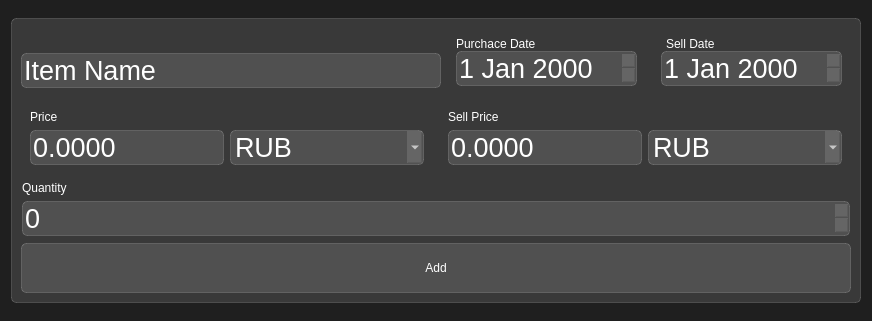
Above: ui/base/ui_dialog.ui from A-Lazar-A/LazarusApp before the change. Below: the same form after it.
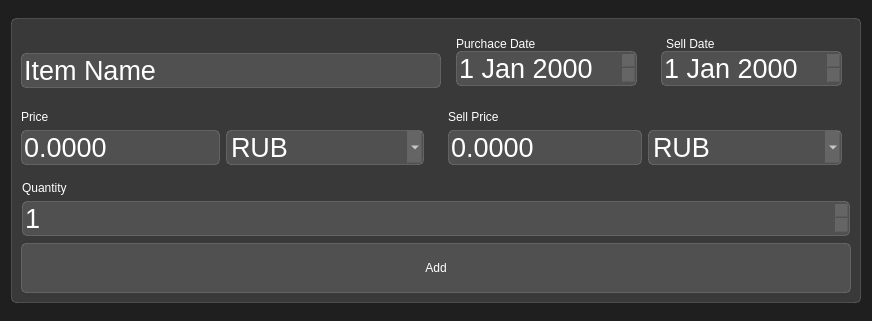
That is the form after the change.

Commit message: upd database for multiply adding and fix ui dialog

The edit to the form file:
```diff
--- a/ui/base/ui_dialog.ui
+++ b/ui/base/ui_dialog.ui
@@ -229,6 +229,9 @@
 </string>
           </property>
           <layout class="QVBoxLayout" name="verticalLayout_3">
+           <property name="leftMargin">
+            <number>0</number>
+           </property>
            <item>
             <widget class="QLabel" name="label_3">
              <property name="maximumSize">
@@ -532,6 +535,9 @@
             <string notr="true">font-size: 20pt;
 </string>
            </property>
+           <property name="minimum">
+            <number>1</number>
+           </property>
           </widget>
          </item>
         </layout>
```
The commit also changes 6 other files.
